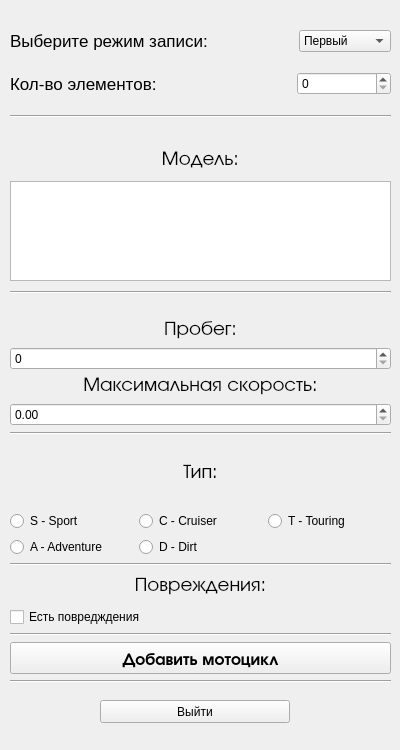
First picture: the form in LabWork_6/Task_2/mainwindow.ui, repository Max2772/FoA-P-2-Semester-, before the edit.
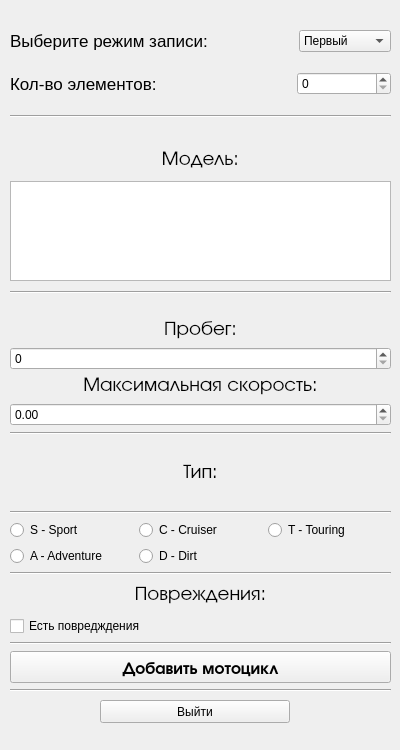
Second picture: the form after the edit. Icons and pictures are not drawn.

Patch:
```diff
--- a/LabWork_6/Task_2/mainwindow.ui
+++ b/LabWork_6/Task_2/mainwindow.ui
@@ -269,7 +269,7 @@
         <x>0</x>
         <y>0</y>
         <width>381</width>
-        <height>533</height>
+        <height>542</height>
        </rect>
       </property>
       <layout class="QVBoxLayout" name="verticalLayoutStruct">
@@ -439,6 +439,13 @@
            </property>
           </widget>
          </item>
+         <item>
+          <widget class="Line" name="line_3">
+           <property name="orientation">
+            <enum>Qt::Horizontal</enum>
+           </property>
+          </widget>
+         </item>
          <item>
           <layout class="QGridLayout" name="gridLayout">
            <item row="0" column="2">
```
